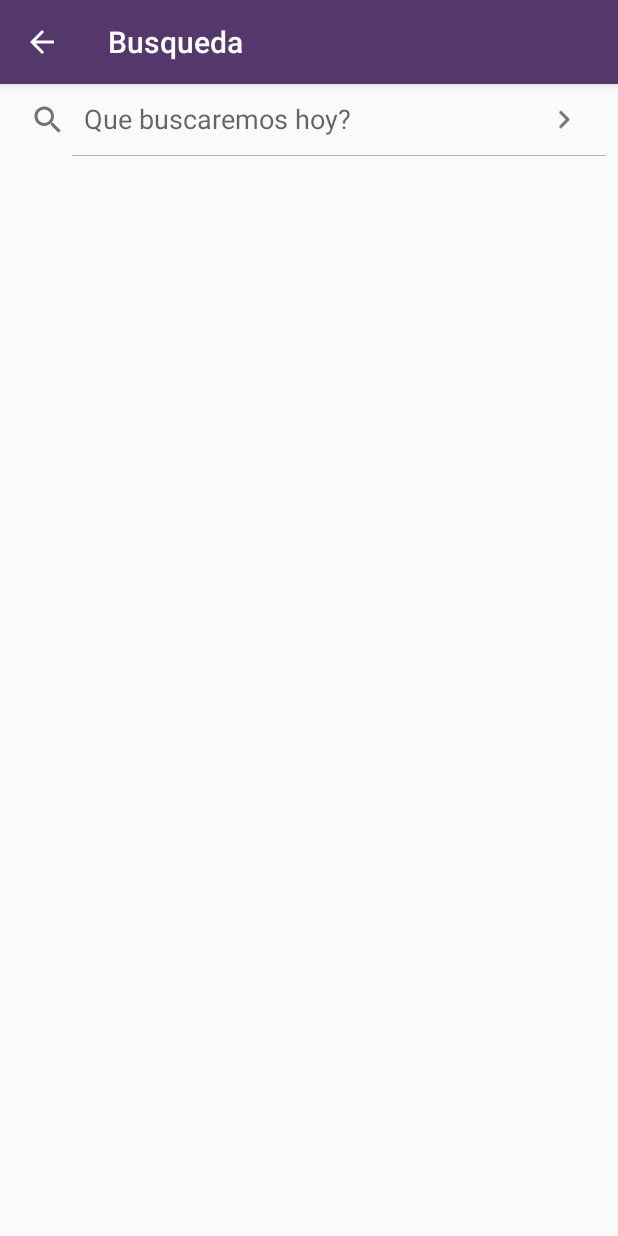
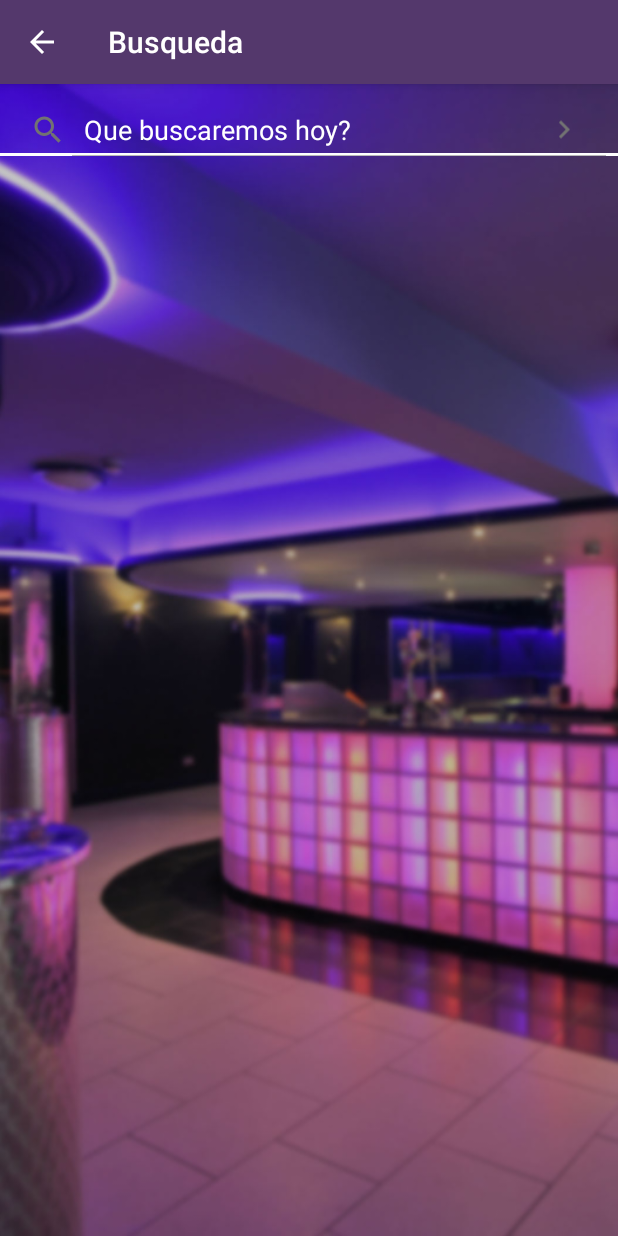
Before and after one commit to RightNight/RightNight-android, an Android app: the SearchActivity screen opened directly, with no data from a screen before it, on a phone screen of 412 x 824 dp. Run offline under Robolectric (Android 15) with nearby library versions, the phone set to English and light mode, and no system bars.

Commit message:
Changed the color of the SearchView

```diff
--- a/app/src/main/java/mx/example/ruben/stir/app/ui/activities/SearchActivity.java
+++ b/app/src/main/java/mx/example/ruben/stir/app/ui/activities/SearchActivity.java
@@ -5,7 +5,7 @@ import android.support.v4.app.Fragment;
 import android.support.v7.app.ActionBarActivity;
 import android.util.Log;
 import android.view.MenuItem;
-import android.view.View;
+import android.view.ViewGroup;
 import android.widget.SearchView;
 
 import mx.example.ruben.stir.R;
@@ -20,6 +20,7 @@ public class SearchActivity extends ActionBarActivity
 
     Bundle bundle;
     SearchView mSearchView;
+    int id;
 
 
 
@@ -41,12 +42,19 @@ public class SearchActivity extends ActionBarActivity
         mSearchView.setIconifiedByDefault(false);
         mSearchView.setQueryHint("Que buscaremos hoy?");
 
-        mSearchView.setOnQueryTextListener(new SearchView.OnQueryTextListener()
-        {
+
+        int linlayId = getResources().getIdentifier(R.id.searchView + "", null, null);
+        ViewGroup v = (ViewGroup) mSearchView.findViewById(linlayId);
+        v.setBackgroundResource(R.drawable.texfield_searchview_holo_light);
+        v.setPadding(0,20,0,0);
+
+
+
+
+        mSearchView.setOnQueryTextListener(new SearchView.OnQueryTextListener() {
             @Override
-            public boolean onQueryTextSubmit(String s)
-            {
-                Log.d("search",mSearchView.getQuery().toString());
+            public boolean onQueryTextSubmit(String s) {
+                Log.d("search", mSearchView.getQuery().toString());
 
                 bundle.putString(Constants.QUERY_SEARCH, mSearchView.getQuery().toString());
                 Fragment fragment = SearchListFragment.getInstance(bundle);
@@ -55,11 +63,9 @@ public class SearchActivity extends ActionBarActivity
             }
 
             @Override
-            public boolean onQueryTextChange(String s)
-            {
-                if (mSearchView.getQuery().length()>4)
-                {
-                    Log.d("search",mSearchView.getQuery().toString());
+            public boolean onQueryTextChange(String s) {
+                if (mSearchView.getQuery().length() > 4) {
+                    Log.d("search", mSearchView.getQuery().toString());
                     bundle.putString(Constants.QUERY_SEARCH, mSearchView.getQuery().toString());
                     Fragment fragment = SearchListFragment.getInstance(bundle);
                     getSupportFragmentManager().beginTransaction().replace(R.id.search_main_container, fragment).commit();
--- /dev/null
+++ b/app/src/main/res/drawable/texfield_searchview_holo_light.xml
@@ -0,0 +1,16 @@
+<?xml version="1.0" encoding="utf-8"?>
+
+<selector xmlns:android="http://schemas.android.com/apk/res/android">
+    <item android:state_focused="true" android:drawable="@drawable/ab_transparent_example" />
+    <item android:state_active="true"
+        android:drawable="@drawable/ab_transparent_example" />
+    <item android:state_activated="true"
+        android:drawable="@drawable/ab_transparent_example" />
+    <item android:state_enabled="true"
+        android:drawable="@drawable/ab_transparent_example" />
+    <item android:state_window_focused="true"
+        android:drawable="@drawable/ab_transparent_example" />
+    <item android:state_window_focused="true"
+        android:drawable="@drawable/apptheme_textfield_default_holo_dark" />
+    <item android:drawable="@drawable/ab_transparent_example" />
+</selector>
--- a/app/src/main/res/layout/activity_search.xml
+++ b/app/src/main/res/layout/activity_search.xml
@@ -1,14 +1,15 @@
 <?xml version="1.0" encoding="utf-8"?>
 <LinearLayout xmlns:android="http://schemas.android.com/apk/res/android"
     android:orientation="vertical" android:layout_width="match_parent"
+    android:background="@drawable/img_lista_busqueda"
     android:layout_height="match_parent">
 
     <SearchView
-        android:layout_width="match_parent"
+        android:layout_width="fill_parent"
         android:layout_height="wrap_content"
         android:id="@+id/searchView"
         android:layout_gravity="center_horizontal"
-
+        android:background="@color/search_activity"
         />
     <FrameLayout
         android:id="@+id/search_main_container"
--- a/app/src/main/res/values/colors.xml
+++ b/app/src/main/res/values/colors.xml
@@ -22,4 +22,5 @@
     <color name="infoWindowBackground">#a0b0b0b0</color>
     <color name="light_grey">#ffe5e5e5</color>
     <color name="detaill_club">#bfbfbf</color>
+    <color name="search_activity">#4C3262</color>
 </resources>
--- a/app/src/main/res/values/styles.xml
+++ b/app/src/main/res/values/styles.xml
@@ -2,22 +2,34 @@
 
     <!-- Base application theme. -->
     <style name="AppTheme" parent="Theme.AppCompat.Light">
+        <item name="android:textColorHint">@android:color/white</item>
         <item name="colorPrimary">@color/primary</item>
         <item name="colorPrimaryDark">@color/primary_dark</item>
         <item name="colorAccent">@color/accent</item>
         <item name="android:textColorPrimary">@color/primary_text</item>
         <item name="android:textColorSecondary">@color/secondary_text</item>
         <item name="android:navigationBarColor" tools:targetApi="21">@color/primary_dark</item>
-
+        <item name="android:colorAccent">@color/white</item>
     </style>
 
     <style name="AppTheme.Toolbar" parent="AppTheme">
+        <item name="android:textColorHint">@android:color/white</item>
         <item name="android:textColorPrimary">@color/white</item>
         <item name="android:textColorSecondary">@color/white</item>
         <item name="popupTheme">@style/ThemeOverlay.AppCompat.Light</item>
         <item name="windowNoTitle">true</item>
         <item name="windowActionBar">false</item>
         <item name="android:navigationBarColor" tools:targetApi="21">@color/primary</item>
+        <item name="android:colorAccent">@color/white</item>
+    </style>
 
+    <style name="AutoCompleteTextView" parent="Widget.AppCompat.SearchView">
+        <item name="android:textColor">@android:color/white</item>
+        <!-- If set to @null the cursor will be displayed using android:textColor -->
+        <item name="android:textCursorDrawable">@null</item>
+        <item name="android:textColorHint">@android:color/white</item>
+        <item name="android:textColorHighlight">@color/primary</item>
+        <item name="android:colorAccent">@color/white</item>
     </style>
+
 </resources>
```
Also changed, not shown: app/src/main/res/drawable-xhdpi/searchviewredversion.png (added), app/src/main/res/drawable-xxhdpi/ab_transparent_example.9.png (added), app/src/main/res/drawable-xxhdpi/apptheme_textfield_default_holo_dark.9.png (added).
